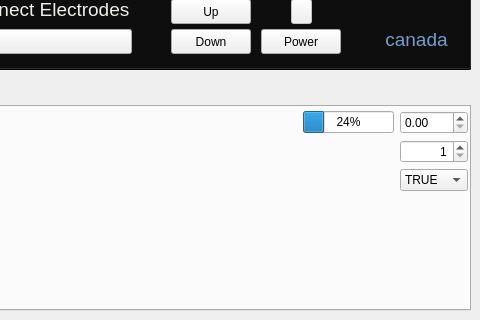
Qt form OasisProSim/mainwindow.ui (Cole-Kaufman-1/OasisProSim) before a commit; both pictures show x 318 to 798 and y 280 to 600 of the 798 by 600 pixel window.
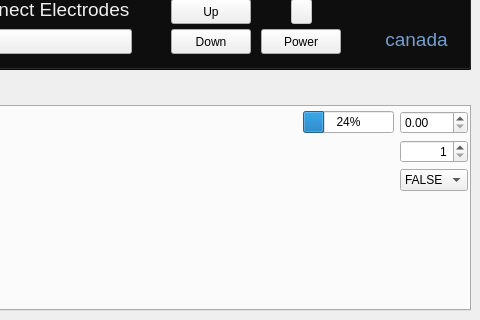
The same form after that commit.

```diff
--- a/OasisProSim/mainwindow.ui
+++ b/OasisProSim/mainwindow.ui
@@ -779,7 +779,10 @@
            <item row="2" column="2">
             <widget class="QComboBox" name="adminConnectedComboBox">
              <property name="currentText">
-              <string>TRUE</string>
+              <string>FALSE</string>
+             </property>
+             <property name="currentIndex">
+              <number>1</number>
              </property>
              <item>
               <property name="text">
```
